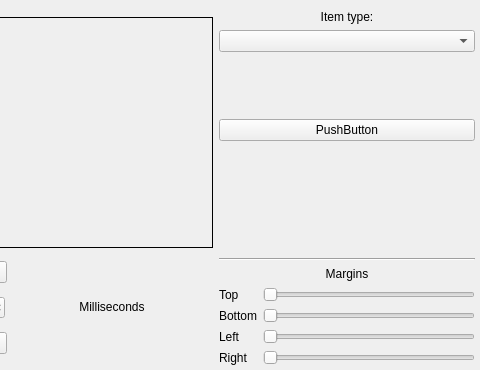
Qt form userscreen.ui (mnxoid/Recognitor) before a commit; both pictures show x 416 to 896 and y 0 to 370 of the 896 by 370 pixel window.
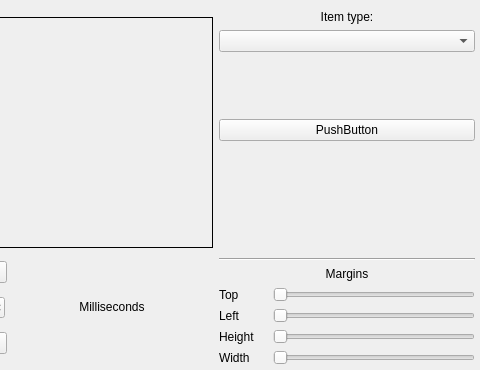
The same form after that commit.

The edit to the form file:
```diff
--- a/userscreen.ui
+++ b/userscreen.ui
@@ -14,7 +14,7 @@
    <string>User Mode</string>
   </property>
   <widget class="QWidget" name="centralwidget">
-   <widget class="QWidget" name="">
+   <widget class="QWidget" name="layoutWidget">
     <property name="geometry">
      <rect>
       <x>10</x>
@@ -275,7 +275,7 @@
          <item row="1" column="0" colspan="3">
           <widget class="QLabel" name="label_6">
            <property name="text">
-            <string>Bottom</string>
+            <string>Left</string>
            </property>
           </widget>
          </item>
@@ -289,14 +289,14 @@
          <item row="2" column="0">
           <widget class="QLabel" name="label_7">
            <property name="text">
-            <string>Left</string>
+            <string>Height</string>
            </property>
           </widget>
          </item>
          <item row="3" column="0" colspan="2">
           <widget class="QLabel" name="label_8">
            <property name="text">
-            <string>Right</string>
+            <string>Width</string>
            </property>
           </widget>
          </item>
```
